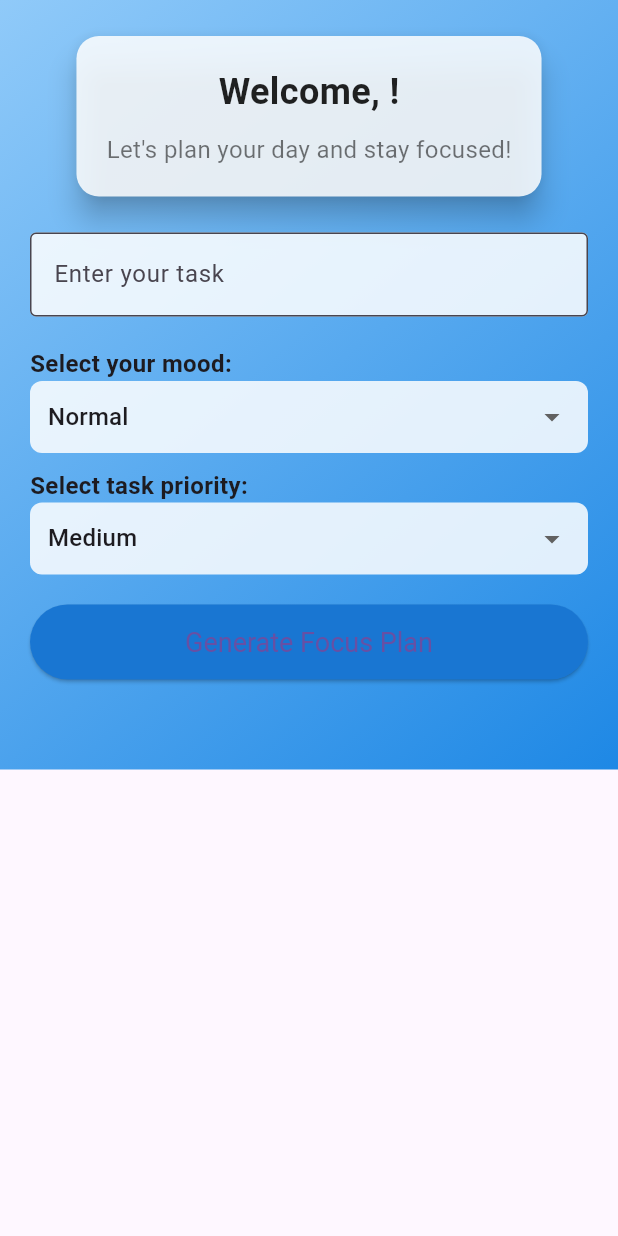
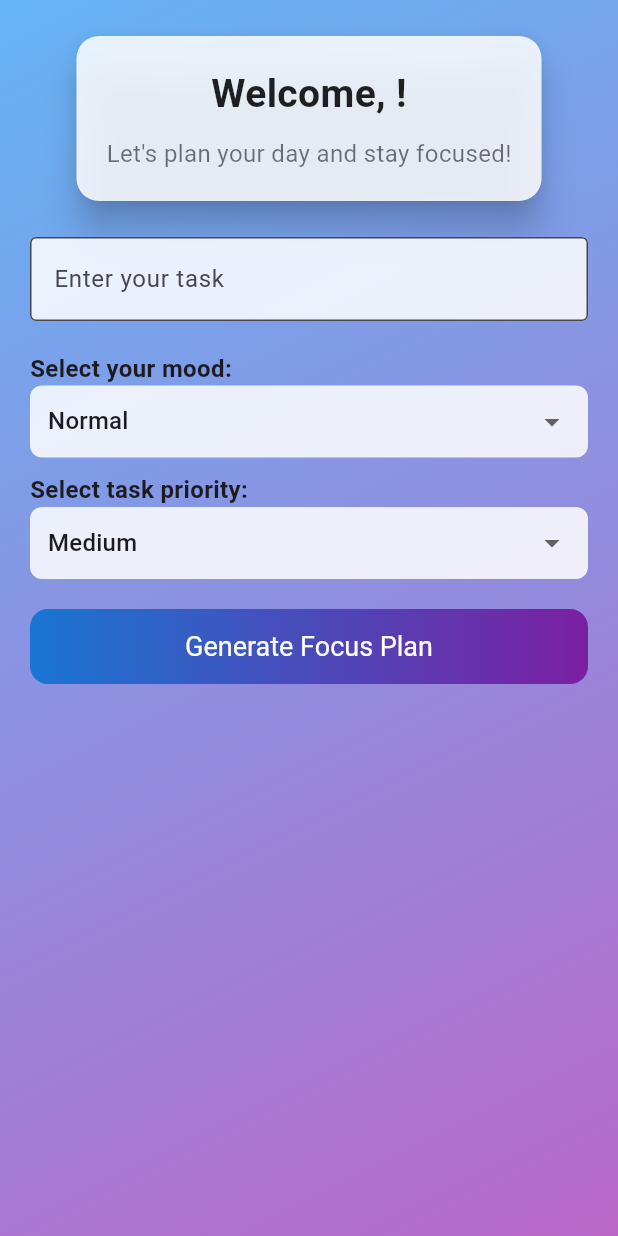
Before and after one commit to SarahCoeds/Mobile-Applications-Project, a Flutter app: the HomePage screen opened directly with empty values, on a phone screen of 412 x 824 dp. Run offline on Flutter 3.47's test engine with Material 3 defaults, Android fonts, the phone set to English and light mode, and no system bars.

Commit message:
worked on the design of the page (background color, font size, etc.)

```diff
--- a/lib/main.dart
+++ b/lib/main.dart
@@ -10,7 +10,7 @@ class FocusApp extends StatelessWidget {
     return MaterialApp(
       title: 'Daily Focus Planner',
       debugShowCheckedModeBanner: false,
-      home: LoginPage(), // must point here first
+      home: LoginPage(),
     );
   }
 }
@@ -27,9 +27,11 @@ class _LoginPageState extends State<LoginPage> {
   Widget build(BuildContext context) {
     return Scaffold(
       body: Container(
+        width: double.infinity,
+        height: double.infinity,
         decoration: BoxDecoration(
           gradient: LinearGradient(
-            colors: [Colors.blue.shade200, Colors.blue.shade600],
+            colors: [Colors.blue.shade300, Colors.purple.shade300],
             begin: Alignment.topLeft,
             end: Alignment.bottomRight,
           ),
@@ -43,7 +45,7 @@ class _LoginPageState extends State<LoginPage> {
                 Text(
                   "Daily Focus Planner",
                   style: TextStyle(
-                    fontSize: 28,
+                    fontSize: 32,
                     fontWeight: FontWeight.bold,
                     color: Colors.white,
                   ),
@@ -71,11 +73,28 @@ class _LoginPageState extends State<LoginPage> {
                       );
                     }
                   },
-                  child: Text("Continue"),
                   style: ElevatedButton.styleFrom(
                     minimumSize: Size(double.infinity, 50),
                     textStyle: TextStyle(fontSize: 18),
-                    backgroundColor: Colors.blue.shade700,
+                    backgroundColor: Colors.transparent,
+                    elevation: 0,
+                    padding: EdgeInsets.zero,
+                  ),
+                  child: Ink(
+                    decoration: BoxDecoration(
+                      gradient: LinearGradient(
+                        colors: [Colors.blue.shade700, Colors.purple.shade700],
+                      ),
+                      borderRadius: BorderRadius.circular(12),
+                    ),
+                    child: Container(
+                      alignment: Alignment.center,
+                      height: 50,
+                      child: Text(
+                        "Continue",
+                        style: TextStyle(fontSize: 18, color: Colors.white),
+                      ),
+                    ),
                   ),
                 ),
               ],
@@ -106,9 +125,11 @@ class _HomePageState extends State<HomePage> {
   Widget build(BuildContext context) {
     return Scaffold(
       body: Container(
+        width: double.infinity,
+        height: double.infinity,
         decoration: BoxDecoration(
           gradient: LinearGradient(
-            colors: [Colors.blue.shade200, Colors.blue.shade600],
+            colors: [Colors.blue.shade300, Colors.purple.shade300],
             begin: Alignment.topLeft,
             end: Alignment.bottomRight,
           ),
@@ -120,7 +141,7 @@ class _HomePageState extends State<HomePage> {
               child: Column(
                 children: [
                   Card(
-                    elevation: 8,
+                    elevation: 10,
                     shape: RoundedRectangleBorder(
                       borderRadius: BorderRadius.circular(15),
                     ),
@@ -132,7 +153,7 @@ class _HomePageState extends State<HomePage> {
                           Text(
                             "Welcome, ${widget.userName}!",
                             style: TextStyle(
-                              fontSize: 24,
+                              fontSize: 26,
                               fontWeight: FontWeight.bold,
                               color: Colors.black87,
                             ),
@@ -150,7 +171,6 @@ class _HomePageState extends State<HomePage> {
                     ),
                   ),
                   SizedBox(height: 20),
-
                   TextField(
                     controller: taskController,
                     decoration: InputDecoration(
@@ -161,15 +181,18 @@ class _HomePageState extends State<HomePage> {
                     ),
                   ),
                   SizedBox(height: 20),
-
                   Align(
                     alignment: Alignment.centerLeft,
-                    child: Text(
-                      "Select your mood:",
+                    child: Row(
+                      children: [
+                        Text(
+                          "Select your mood: ",
                           style: TextStyle(
                             fontSize: 16,
                             fontWeight: FontWeight.bold,
                           ),
+                        ),
+                      ],
                     ),
                   ),
                   Container(
@@ -198,7 +221,6 @@ class _HomePageState extends State<HomePage> {
                     ),
                   ),
                   SizedBox(height: 10),
-
                   Align(
                     alignment: Alignment.centerLeft,
                     child: Text(
@@ -235,7 +257,6 @@ class _HomePageState extends State<HomePage> {
                     ),
                   ),
                   SizedBox(height: 20),
-
                   ElevatedButton(
                     onPressed: () {
                       setState(() {
@@ -243,18 +264,37 @@ class _HomePageState extends State<HomePage> {
                         taskHistory.add(result);
                       });
                     },
-                    child: Text('Generate Focus Plan'),
                     style: ElevatedButton.styleFrom(
                       minimumSize: Size(double.infinity, 50),
                       textStyle: TextStyle(fontSize: 18),
-                      backgroundColor: Colors.blue.shade700,
+                      backgroundColor: Colors.transparent,
+                      elevation: 0,
+                      padding: EdgeInsets.zero,
+                    ),
+                    child: Ink(
+                      decoration: BoxDecoration(
+                        gradient: LinearGradient(
+                          colors: [
+                            Colors.blue.shade700,
+                            Colors.purple.shade700,
+                          ],
+                        ),
+                        borderRadius: BorderRadius.circular(12),
+                      ),
+                      child: Container(
+                        alignment: Alignment.center,
+                        height: 50,
+                        child: Text(
+                          "Generate Focus Plan",
+                          style: TextStyle(fontSize: 18, color: Colors.white),
+                        ),
+                      ),
                     ),
                   ),
                   SizedBox(height: 20),
-
                   if (result.isNotEmpty)
                     Card(
-                      elevation: 5,
+                      elevation: 8,
                       color: Colors.white.withOpacity(0.85),
                       shape: RoundedRectangleBorder(
                         borderRadius: BorderRadius.circular(12),
@@ -272,9 +312,7 @@ class _HomePageState extends State<HomePage> {
                         ),
                       ),
                     ),
-
                   SizedBox(height: 20),
-
                   if (taskHistory.isNotEmpty)
                     Column(
                       crossAxisAlignment: CrossAxisAlignment.start,
@@ -288,8 +326,7 @@ class _HomePageState extends State<HomePage> {
                           ),
                         ),
                         SizedBox(height: 5),
-                        ...taskHistory.reversed
-                            .map(
+                        ...taskHistory.reversed.map(
                           (task) => Card(
                             color: Colors.white.withOpacity(0.7),
                             shape: RoundedRectangleBorder(
@@ -300,8 +337,7 @@ class _HomePageState extends State<HomePage> {
                               child: Text(task),
                             ),
                           ),
-                            )
-                            .toList(),
+                        ),
                       ],
                     ),
                 ],
@@ -315,15 +351,11 @@ class _HomePageState extends State<HomePage> {
 
   String generateMessage() {
     String task = taskController.text;
-
     if (task.isEmpty) return "Please enter a task first.";
-
     if (mood == "Low" && priority == "High")
       return "Take a deep breath. Work slowly and focus only on $task";
-
     if (mood == "High" && priority == "Low")
       return "Your mood is ideal to start working on $task";
-
     return "Focus and work on $task";
   }
 }
```
Lines whose indentation alone changed are shown as unchanged.
